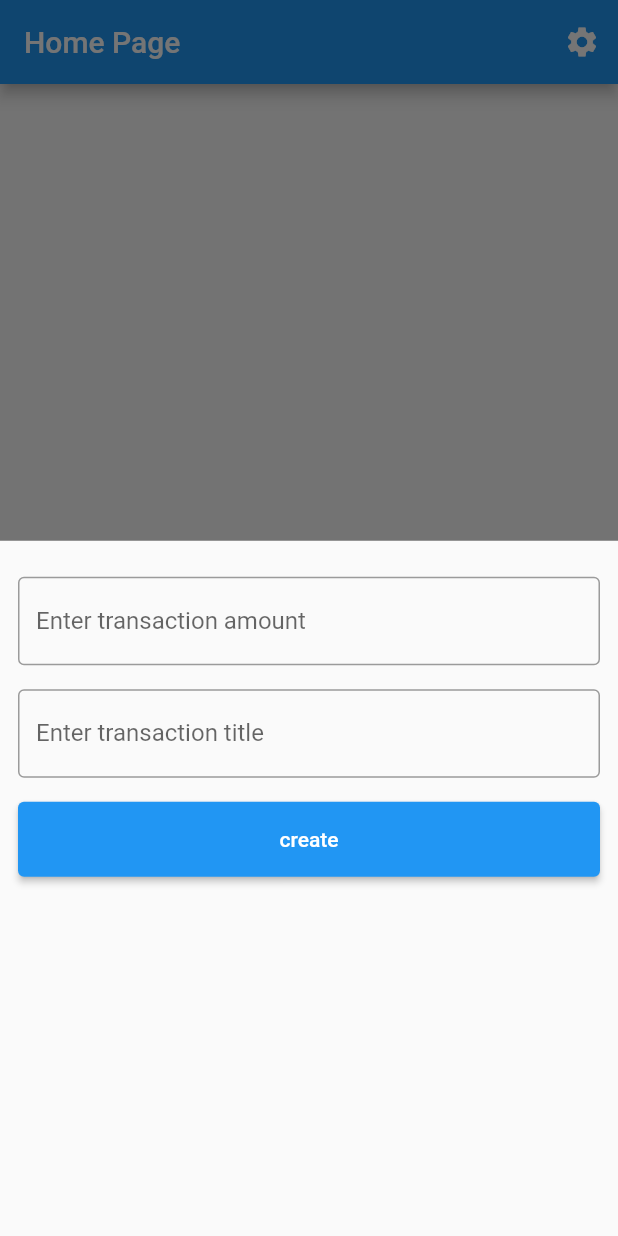
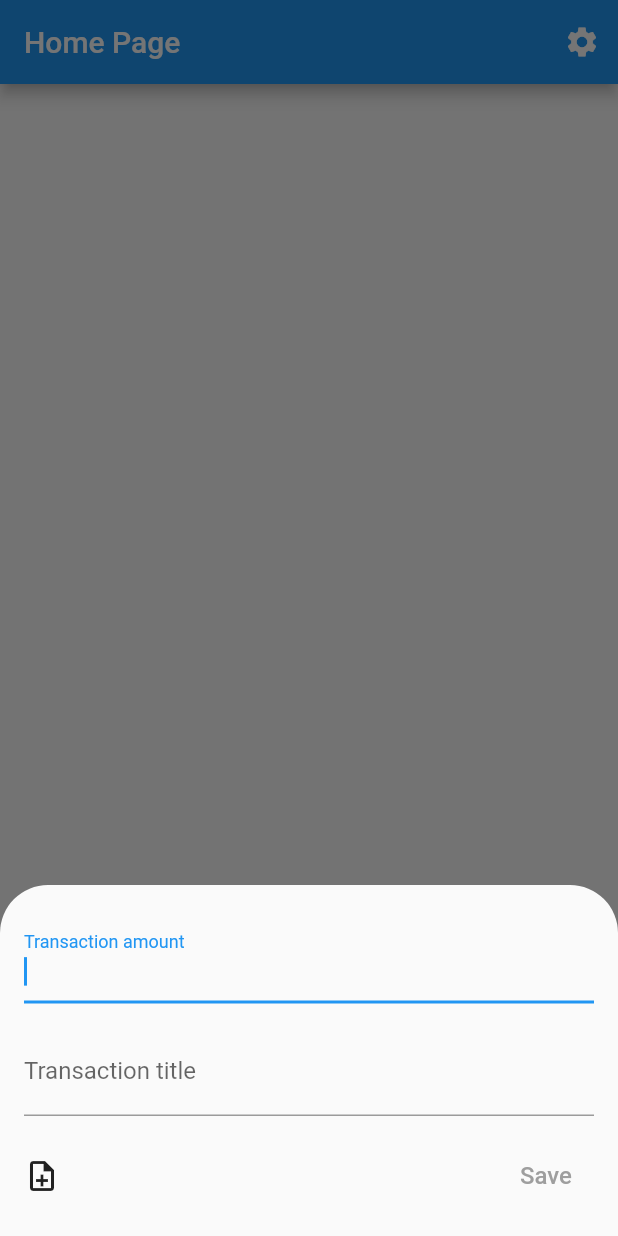
Before and after one commit to hasansujon786/walleti-flutter-app, a Flutter app: the screen it shows after launch, after a tap on the "add" icon, on a phone screen of 412 x 824 dp. Run offline on Flutter 3.47's test engine with Material 2 defaults, Android fonts, the phone set to English and light mode, and no system bars; our stand-ins replace flutter_riverpod, shared_preferences.

Commit message:
fix: add keyboard avoiding padding in transaction_form

```diff
--- a/lib/features/home/presentation/screens/home_screen.dart
+++ b/lib/features/home/presentation/screens/home_screen.dart
@@ -27,10 +27,7 @@ class _HomeScreenState extends State<HomeScreen> {
       ),
       floatingActionButton: FloatingActionButton(
         onPressed: () {
-          showModalBottomSheet<void>(
-            context: context,
-            builder: (BuildContext context) => const TransactionForm(),
-          );
+          showTransactionForm(context);
         },
         child: const Icon(Icons.add),
       ),
--- a/lib/features/transactions/presentation/widgets/transaction_form.dart
+++ b/lib/features/transactions/presentation/widgets/transaction_form.dart
@@ -3,6 +3,17 @@ import 'package:flutter_riverpod/flutter_riverpod.dart';
 
 import '../../domain/entities/transaction.dart';
 import '../providers/template_provider.dart';
+
+showTransactionForm(BuildContext context) {
+  showModalBottomSheet<void>(
+    isScrollControlled: true,
+    context: context,
+    builder: (BuildContext context) => const TransactionForm(),
+    shape: const RoundedRectangleBorder(
+      borderRadius: BorderRadius.vertical(top: Radius.circular(32)),
+    ),
+  );
+}
 
 class TransactionForm extends StatefulWidget {
   const TransactionForm({super.key});
@@ -12,6 +23,7 @@ class TransactionForm extends StatefulWidget {
 }
 
 class _TransactionFormState extends State<TransactionForm> {
+  var _isButtonDisablled = true;
   late TextEditingController _amountController;
   late TextEditingController _titleController;
 
@@ -20,6 +32,19 @@ class _TransactionFormState extends State<TransactionForm> {
     super.initState();
     _amountController = TextEditingController();
     _titleController = TextEditingController();
+
+    // disabllel btn if feild is empty
+    _amountController.addListener(() {
+      if (_isButtonDisablled && _amountController.text.isNotEmpty) {
+        setState(() {
+          _isButtonDisablled = false;
+        });
+      } else if (!_isButtonDisablled && _amountController.text.isEmpty) {
+        setState(() {
+          _isButtonDisablled = true;
+        });
+      }
+    });
   }
 
   @override
@@ -29,48 +54,80 @@ class _TransactionFormState extends State<TransactionForm> {
     super.dispose();
   }
 
+  void _handleOnCreate(BuildContext context, WidgetRef ref) {
+    final tnx = Transaction(
+      title: _titleController.text,
+      amount: double.tryParse(_amountController.text) ?? 0,
+      type: TransactionType.income,
+    );
+    ref.read(transactionsProvider.notifier).create(tnx);
+    Navigator.pop(context);
+  }
+
   @override
   Widget build(BuildContext context) {
-    return Container(
-      padding: const EdgeInsets.fromLTRB(12, 24, 12, 12),
-      child: Column(
-        crossAxisAlignment: CrossAxisAlignment.stretch,
-        children: [
-          TextField(
-            controller: _amountController,
-            decoration: const InputDecoration(
-              border: OutlineInputBorder(),
-              labelText: 'Enter transaction amount',
+    return SingleChildScrollView(
+      child: Padding(
+        padding: EdgeInsets.fromLTRB(16, 20, 16, MediaQuery.of(context).viewInsets.bottom), // content padding
+        child: Column(
+          crossAxisAlignment: CrossAxisAlignment.stretch,
+          children: [
+            _createInputAmount(),
+            const SizedBox(height: 16),
+            _createInputTitle(),
+            const SizedBox(height: 16),
+            Row(
+              mainAxisAlignment: MainAxisAlignment.spaceBetween,
+              children: [
+                const Icon(Icons.note_add_outlined),
+                const Spacer(),
+                _buildCreateBtn(),
+                // _buildCreateBtn(),
+              ],
             ),
-          ),
-          const SizedBox(height: 16),
-          TextField(
-            controller: _titleController,
-            decoration: const InputDecoration(
-              border: OutlineInputBorder(),
-              labelText: 'Enter transaction title',
-            ),
-          ),
-          const SizedBox(height: 16),
-          Consumer(
-            builder: (context, ref, child) {
-              return ElevatedButton(
-                style: ElevatedButton.styleFrom(minimumSize: const Size.fromHeight(50)),
-                onPressed: () async {
-                  final tnx = Transaction(
-                    title: _titleController.text,
-                    amount: double.tryParse(_amountController.text) ?? 0,
-                    type: TransactionType.income,
-                  );
-                  ref.read(transactionsProvider.notifier).create(tnx);
-                  Navigator.pop(context);
-                },
-                child: const Text('create'),
-              );
-            },
-          )
-        ],
+            const SizedBox(height: 16),
+          ],
+        ),
       ),
     );
   }
+
+  TextField _createInputTitle() {
+    return TextField(
+      controller: _titleController,
+      decoration: const InputDecoration(
+        // border: OutlineInputBorder(),
+        labelText: 'Transaction title',
+      ),
+    );
+  }
+
+  TextField _createInputAmount() {
+    return TextField(
+      autofocus: true,
+      controller: _amountController,
+      decoration: const InputDecoration(
+        // border: OutlineInputBorder(),
+        labelText: 'Transaction amount',
+      ),
+    );
+  }
+
+  Consumer _buildCreateBtn() {
+    final theme = Theme.of(context);
+    return Consumer(
+      builder: (context, ref, child) {
+        return TextButton(
+          onPressed: _isButtonDisablled ? null : () => _handleOnCreate(context, ref),
+          child: Text(
+            'Save',
+            style: TextStyle(
+              fontSize: 16,
+              color: _isButtonDisablled ? Colors.grey.shade500 : theme.primaryColor,
+            ),
+          ),
+        );
+      },
+    );
+  }
 }
```
